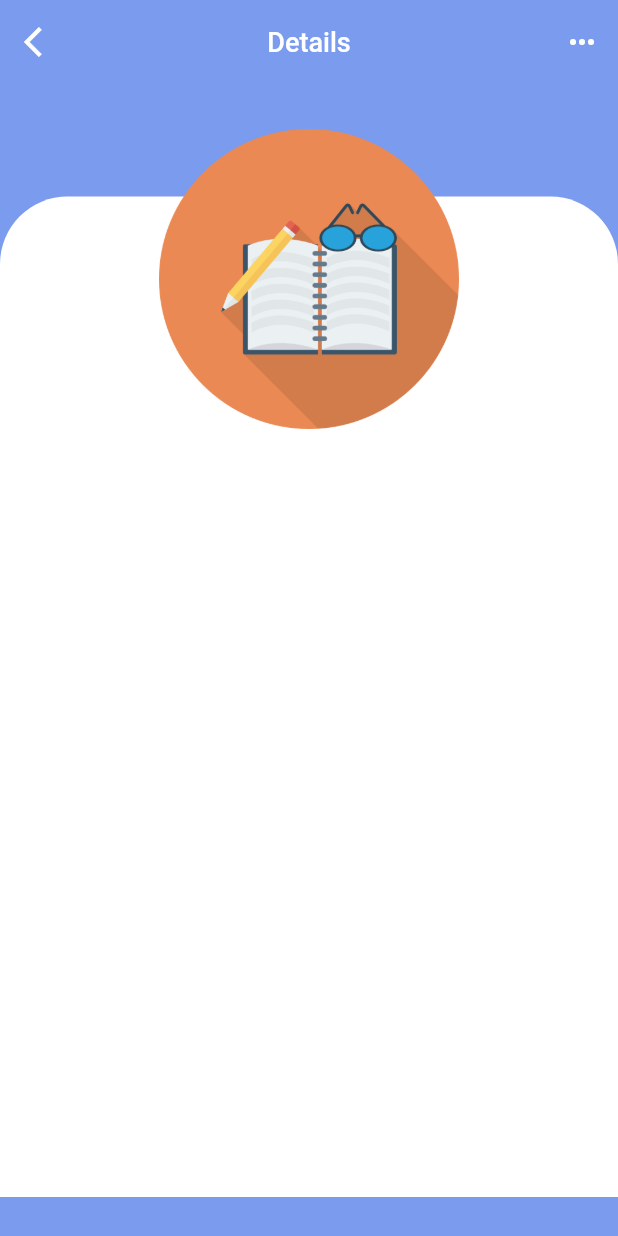
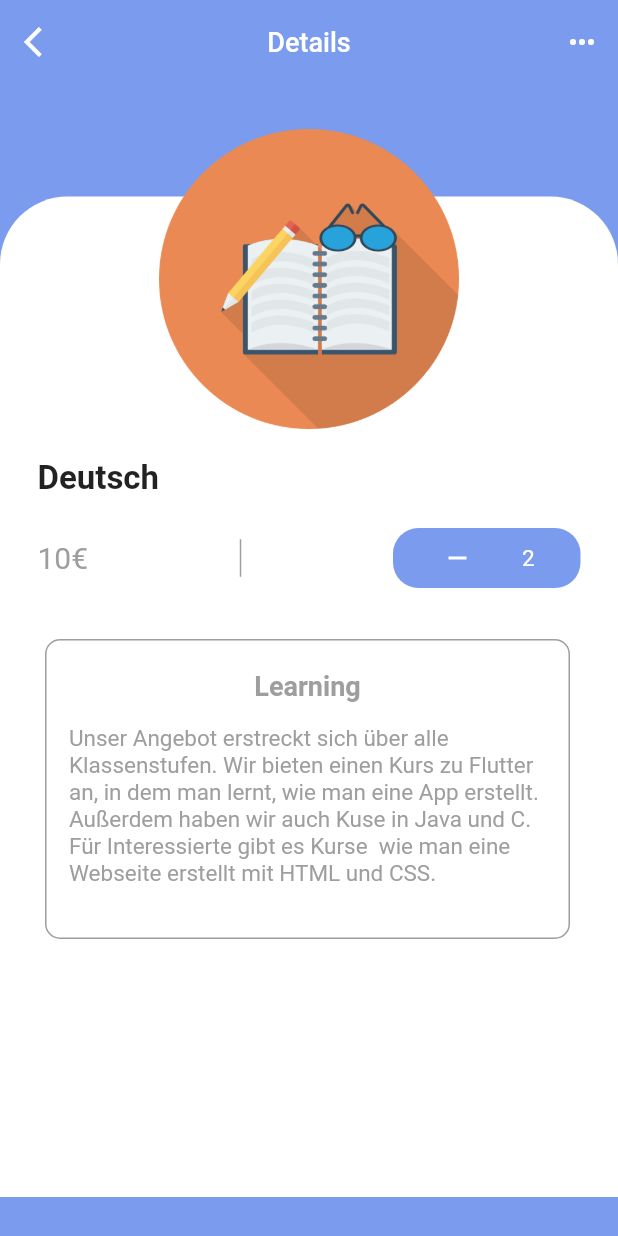
Before and after one commit to Vici912/fachbereichs_app, a Flutter app: the screen it shows after launch, after a tap on "Deutsch", on a phone screen of 412 x 824 dp. Run offline on Flutter 3.47's test engine with Material 2 defaults, Android fonts, the phone set to English and light mode, and no system bars; Roboto replaces fonts that are missing (Montserrat).

Commit message:
Ergänzung der Detail Seite

```diff
--- a/lib/screens/detailsScreen.dart
+++ b/lib/screens/detailsScreen.dart
@@ -79,15 +79,130 @@ class _DetailsScreenState extends State<DetailsScreen> {
                     width: 200.0,
                   ),
                 ),
-              )
+              ),
 
-            ],
-          )
-        ],
+              Positioned(
+                top: 250.0,
+                left: 25.0,
+                right: 25.0,
+                child: Column(
+                  crossAxisAlignment: CrossAxisAlignment.start,
+                  children: <Widget>[
+                    Text(widget.foodName,
+                        style: TextStyle(
+                          fontFamily: 'Montserrat',
+                          fontSize: 22.0,
+                          fontWeight: FontWeight.bold)),
+                    SizedBox(height: 20.0),
+                    Row(
+                      mainAxisAlignment: MainAxisAlignment.spaceBetween,
+                      children: <Widget>[
+                        Text(widget.foodPrice,
+                          style: TextStyle(
+                            fontFamily: 'Montserrat',
+                              fontSize: 20.0,
+                              color: Colors.grey)),
+                        Container(
+                          height: 25.0, color: Colors.grey, width: 1.0),
+                        Container(
+                          width: 125.0,
+                          height: 40.0,
+                          decoration: BoxDecoration(
+                             borderRadius: BorderRadius.circular(17.0),
+                             color: Color(0xFF7A9BEE)),
+                           child: Row(
+                               mainAxisAlignment: MainAxisAlignment.spaceEvenly,
+                               children: <Widget>[
+                                 InkWell(
+                                   onTap: () {},
+                                    child: Container(
+                                       height: 25.0,
+                                       width: 25.0,
+                                        decoration: BoxDecoration(
+                                            borderRadius: BorderRadius.circular(7.0),
+                                            color: Color(0xFF7A9BEE)),
+                                    child: Center(
+                                       child: Icon(
+                                          Icons.remove,
+                                           color: Colors.white,
+                                           size: 20.0,
+                                          ),
+                                       ),
+                                    ),
+                                  ),
+                                    Text('2',
+                                         style: TextStyle(
+                                         color: Colors.white,
+                                         fontSize: 15.0)),
+                            ],
+                          ),
+                     ),
+                     ],
+
+                    ),
+
+
+                    ],
+                     ),
+                ),
+              Positioned(
+                top: 370.0,
+                left: 30.0,
+                child: Container(
+                  height: 200.0,
+                  width: 350.0,
+                  padding: EdgeInsets.all(15.0),
+                  decoration: BoxDecoration(
+                    border: Border.all(
+                        color: Colors.grey,
+                        style: BorderStyle.solid,
+                        width: 1.0),
+                    borderRadius: BorderRadius.circular(10.0),
+                  ),
+
+                  child: Column(
+                      children: <Widget>[
+                        SizedBox(width: 30.0, height: 5.0,),
+                           Text('Learning',
+                           style: TextStyle(
+                           fontFamily: 'Montserrat',
+                            color: Colors.grey,
+                           fontWeight: FontWeight.bold,
+                           fontSize: 18.0)),
+
+                         SizedBox(width: 30.0, height: 15.0,),
+                          Text('Unser Angebot erstreckt sich über alle Klassenstufen. Wir bieten einen Kurs zu Flutter an, in dem man lernt, wie man eine App erstellt. Außerdem haben wir auch Kuse in Java und C. Für Interessierte gibt es Kurse  wie man eine Webseite erstellt mit HTML und CSS.',
+
+                              style: TextStyle(
+                              fontFamily: 'Montserrat',
+                            color:Colors.grey,
+
+                             fontSize: 15.0))
+                          ],
+
+                  ),
+                ),
+              ),
+              ],
+
+
+
     ),
 
+                ],
 
+                ),
     );
+
+
+
+
+
+
+
+
+
+
 
   }
 }
```
